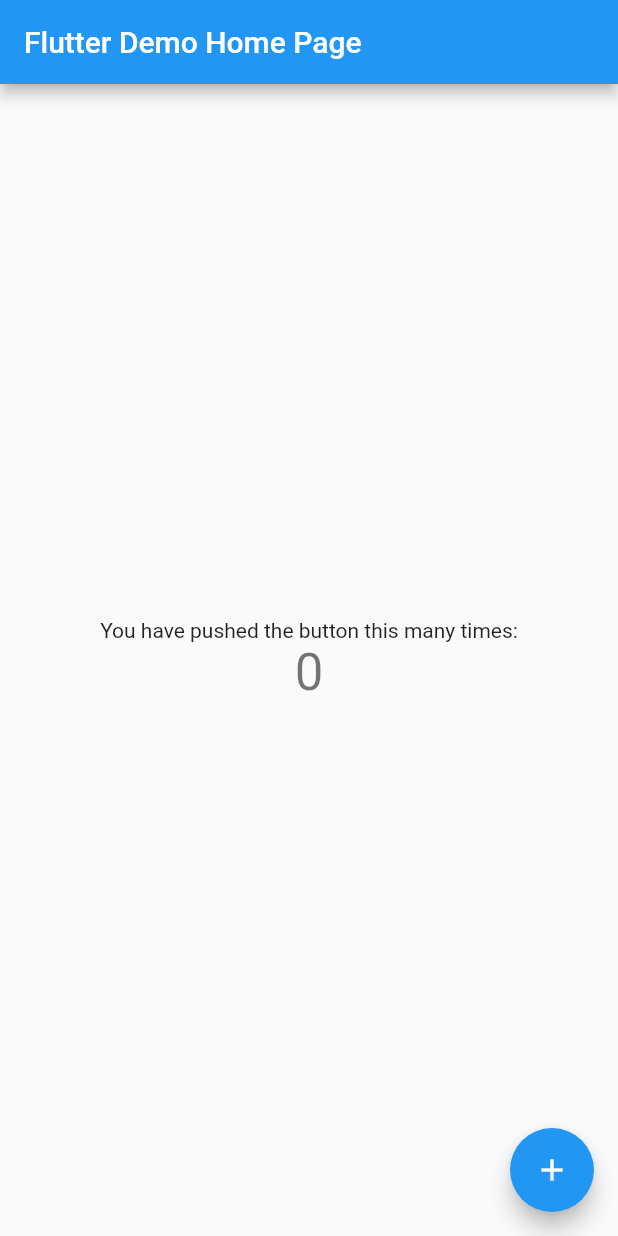
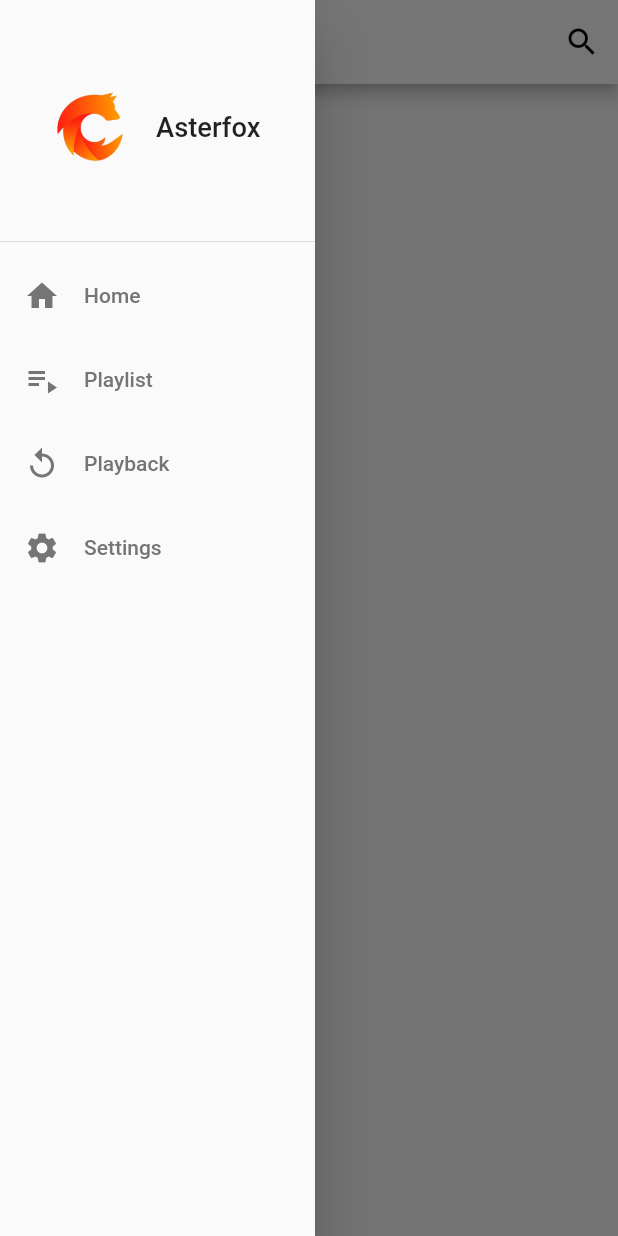
Before and after one commit to yuko1101/asterfox, a Flutter app: the screen it shows after launch, with the side drawer open (before the commit the screen has no drawer), on a phone screen of 412 x 824 dp. Run offline on Flutter 3.47's test engine with Material 2 defaults, Android fonts, the light colour scheme and no system bars.

Commit message:
app base

```diff
--- a/lib/main.dart
+++ b/lib/main.dart
@@ -1,115 +1,29 @@
+import 'package:asterfox/screen/home_screen.dart';
+import 'package:asterfox/theme/theme.dart';
 import 'package:flutter/material.dart';
 
 void main() {
-  runApp(const MyApp());
+  runApp(const AsterfoxApp());
 }
 
-class MyApp extends StatelessWidget {
-  const MyApp({Key? key}) : super(key: key);
+ValueNotifier<String> themeNotifier = ValueNotifier<String>("light");
+
+class AsterfoxApp extends StatelessWidget {
+  const AsterfoxApp({Key? key}) : super(key: key);
 
   // This widget is the root of your application.
   @override
   Widget build(BuildContext context) {
-    return MaterialApp(
-      title: 'Flutter Demo',
-      theme: ThemeData(
-        // This is the theme of your application.
-        //
-        // Try running your application with "flutter run". You'll see the
-        // application has a blue toolbar. Then, without quitting the app, try
-        // changing the primarySwatch below to Colors.green and then invoke
-        // "hot reload" (press "r" in the console where you ran "flutter run",
-        // or simply save your changes to "hot reload" in a Flutter IDE).
-        // Notice that the counter didn't reset back to zero; the application
-        // is not restarted.
-        primarySwatch: Colors.blue,
-      ),
-      home: const MyHomePage(title: 'Flutter Demo Home Page'),
+    return ValueListenableBuilder<String>(
+        builder: (context, value, child) {
+
+          return MaterialApp(
+            title: 'Asterfox',
+            theme: themes[value],
+            home: const HomeScreen(),
+          );
+        },
+        valueListenable: themeNotifier,
     );
   }
 }
-
-class MyHomePage extends StatefulWidget {
-  const MyHomePage({Key? key, required this.title}) : super(key: key);
-
-  // This widget is the home page of your application. It is stateful, meaning
-  // that it has a State object (defined below) that contains fields that affect
-  // how it looks.
-
-  // This class is the configuration for the state. It holds the values (in this
-  // case the title) provided by the parent (in this case the App widget) and
-  // used by the build method of the State. Fields in a Widget subclass are
-  // always marked "final".
-
-  final String title;
-
-  @override
-  State<MyHomePage> createState() => _MyHomePageState();
-}
-
-class _MyHomePageState extends State<MyHomePage> {
-  int _counter = 0;
-
-  void _incrementCounter() {
-    setState(() {
-      // This call to setState tells the Flutter framework that something has
-      // changed in this State, which causes it to rerun the build method below
-      // so that the display can reflect the updated values. If we changed
-      // _counter without calling setState(), then the build method would not be
-      // called again, and so nothing would appear to happen.
-      _counter++;
-    });
-  }
-
-  @override
-  Widget build(BuildContext context) {
-    // This method is rerun every time setState is called, for instance as done
-    // by the _incrementCounter method above.
-    //
-    // The Flutter framework has been optimized to make rerunning build methods
-    // fast, so that you can just rebuild anything that needs updating rather
-    // than having to individually change instances of widgets.
-    return Scaffold(
-      appBar: AppBar(
-        // Here we take the value from the MyHomePage object that was created by
-        // the App.build method, and use it to set our appbar title.
-        title: Text(widget.title),
-      ),
-      body: Center(
-        // Center is a layout widget. It takes a single child and positions it
-        // in the middle of the parent.
-        child: Column(
-          // Column is also a layout widget. It takes a list of children and
-          // arranges them vertically. By default, it sizes itself to fit its
-          // children horizontally, and tries to be as tall as its parent.
-          //
-          // Invoke "debug painting" (press "p" in the console, choose the
-          // "Toggle Debug Paint" action from the Flutter Inspector in Android
-          // Studio, or the "Toggle Debug Paint" command in Visual Studio Code)
-          // to see the wireframe for each widget.
-          //
-          // Column has various properties to control how it sizes itself and
-          // how it positions its children. Here we use mainAxisAlignment to
-          // center the children vertically; the main axis here is the vertical
-          // axis because Columns are vertical (the cross axis would be
-          // horizontal).
-          mainAxisAlignment: MainAxisAlignment.center,
-          children: <Widget>[
-            const Text(
-              'You have pushed the button this many times:',
-            ),
-            Text(
-              '$_counter',
-              style: Theme.of(context).textTheme.headline4,
-            ),
-          ],
-        ),
-      ),
-      floatingActionButton: FloatingActionButton(
-        onPressed: _incrementCounter,
-        tooltip: 'Increment',
-        child: const Icon(Icons.add),
-      ), // This trailing comma makes auto-formatting nicer for build methods.
-    );
-  }
-}
--- /dev/null
+++ b/lib/screen/drawer.dart
@@ -0,0 +1,78 @@
+import 'package:asterfox/theme/theme.dart';
+import 'package:flutter/material.dart';
+
+class SideMenu extends StatelessWidget {
+  const SideMenu({
+    Key? key,
+  }) : super(key: key);
+
+  @override
+  Widget build(BuildContext context) {
+    return SizedBox(
+        width: 210,
+        child: Row(children: [
+          Expanded(
+              child: Drawer(
+                  child: Container(
+                    color: Theme.of(context).scaffoldBackgroundColor,
+            child: SingleChildScrollView(
+              child: Column(
+                children: [
+                  DrawerHeader(
+                      child: Center(
+                    child: ListTile(
+                      leading: Image.asset(
+                        "assets/images/asterfox.png",
+                        scale: 0.1,
+                      ),
+                      title: const Text(
+                        "Asterfox",
+                        textScaleFactor: 1.3
+                      ),
+                      ),
+                    ),
+                  ),
+                  DrawerListTile(title: "Home", icon: Icons.home, press: () {}),
+                  DrawerListTile(
+                      title: "Playlist",
+                      icon: Icons.playlist_play,
+                      press: () {}),
+                  DrawerListTile(
+                      title: "Playback", icon: Icons.replay, press: () {}),
+                  DrawerListTile(
+                      title: "Settings", icon: Icons.settings, press: () {}),
+                ],
+              ),
+            ),
+          ))),
+        ]));
+  }
+}
+
+class DrawerListTile extends StatelessWidget {
+  const DrawerListTile(
+      {required this.title, required this.icon, required this.press, Key? key})
+      : super(key: key);
+
+  final String title;
+  final IconData icon;
+  final VoidCallback press;
+
+  @override
+  Widget build(BuildContext context) {
+    return Material(
+      color: Theme.of(context).scaffoldBackgroundColor,
+      child: InkWell(
+        child: ListTile(
+          onTap: press,
+          horizontalTitleGap: 0.0,
+          leading: Icon(icon, color: Theme.of(context).textTheme.headline2!.color),
+          title: Text(
+            title,
+            style: TextStyle(color: Theme.of(context).textTheme.headline2!.color),
+          ),
+        ),
+      ),
+    );
+  }
+}
--- /dev/null
+++ b/lib/screen/home_screen.dart
@@ -0,0 +1,68 @@
+import 'package:asterfox/main.dart';
+import 'package:asterfox/screen/drawer.dart';
+import 'package:flutter/material.dart';
+
+class HomeScreen extends StatelessWidget {
+  const HomeScreen({Key? key}) : super(key: key);
+
+  @override
+  Widget build(BuildContext context) {
+    return Scaffold(
+      resizeToAvoidBottomInset: false,
+      appBar: const HomeScreenAppBar(),
+      body: Container(),
+      drawer: const SideMenu(),
+    );
+  }
+}
+
+
+class HomeScreenAppBar extends StatelessWidget with PreferredSizeWidget {
+  const HomeScreenAppBar({
+    Key? key,
+  }) : super(key: key);
+
+  @override
+  Size get preferredSize => const Size.fromHeight(kToolbarHeight);
+
+  @override
+  Widget build(BuildContext context) {
+    return AppBar(
+      title: const Text("Asterfox"),
+      actions: [
+        IconButton(onPressed: () => openSearch(context), icon: const Icon(Icons.search))
+      ],
+      leading: IconButton(onPressed: () => DrawerController(context).openDrawer(), icon: const Icon(Icons.menu)),
+    );
+  }
+  openSearch(BuildContext context) {
+    if (themeNotifier.value != "dark") {
+
+      themeNotifier.value = "dark";
+    } else {
+      themeNotifier.value = "light";
+    // showSearch(context: context, delegate: delegate);
+    }
+  }
+}
+
+class DrawerController {
+  DrawerController(this.context);
+  final BuildContext context;
+
+  void openDrawer() {
+    final ScaffoldState scaffoldState = Scaffold.of(context);
+    if (!scaffoldState.isDrawerOpen) {
+      FocusScope.of(context).requestFocus(FocusNode());
+      scaffoldState.openDrawer();
+    }
+  }
+
+  void openEndDrawer() {
+    final ScaffoldState scaffoldState = Scaffold.of(context);
+    if (scaffoldState.isEndDrawerOpen) {
+      FocusScope.of(context).requestFocus(FocusNode());
+      scaffoldState.openEndDrawer();
+    }
+  }
+}
--- /dev/null
+++ b/lib/theme/theme.dart
@@ -0,0 +1,52 @@
+import 'package:asterfox/util/color_util.dart';
+import 'package:flutter/material.dart';
+
+
+ThemeData light = ThemeData(
+  primarySwatch: getMaterialColor(Colors.white),
+  textTheme: TextTheme(
+    headline2: TextStyle(color: getMaterialColor(Colors.black54))
+  )
+);
+
+ThemeData dark = ThemeData.dark().copyWith(
+    appBarTheme: AppBarTheme(color: getMaterialColor(Colors.black87)),
+    backgroundColor: getGrey(20),
+    scaffoldBackgroundColor: getGrey(20),
+    dialogBackgroundColor: getGrey(20),
+    textTheme: TextTheme(
+        headline2: TextStyle(color: getMaterialColor(Colors.white54, baseColor: Colors.black))
+    )
+);
+
+Map<String, ThemeData> themes = {
+  "light": light,
+  "dark": dark
+};
+
+// ThemeColor backgroundColor = ThemeColor(
+//   light: Colors.white,
+//   dark: getGrey(20)
+// );
+//
+// ThemeColor appBarColor = ThemeColor(
+//   light: Colors.white,
+//   dark: Colors.black87
+// );
+//
+// ThemeColor textColor = ThemeColor(
+//     light: Colors.black,
+//     dark: Colors.white
+// );
+//
+// ThemeColor greyTextColor = ThemeColor(
+//     light: Colors.black54,
+//     dark: Colors.white54
+// );
+//
+
+
+// ThemeColor textColor2 = ThemeColor(
+//     light: Colors.,
+//     dark: Colors.white
+// );
```
Also changed, not shown: lib/music/music_data.dart (added, +14 -0 lines), lib/music/music_detail.dart (added, +16 -0 lines), lib/util/color_util.dart (added, +35 -0 lines), lib/util/os.dart (added, +82 -0 lines), lib/util/responsive.dart (added, +44 -0 lines), lib/widget/music_card.dart (added, +23 -0 lines), lib/widget/queue_widget.dart (added, +35 -0 lines), pubspec.yaml (+10 -0 lines), assets/images/asterfox-icon.png (added), assets/images/asterfox-title.png (added), assets/images/asterfox.png (added), assets/images/background.png (added), pubspec.lock, 3 other files.
